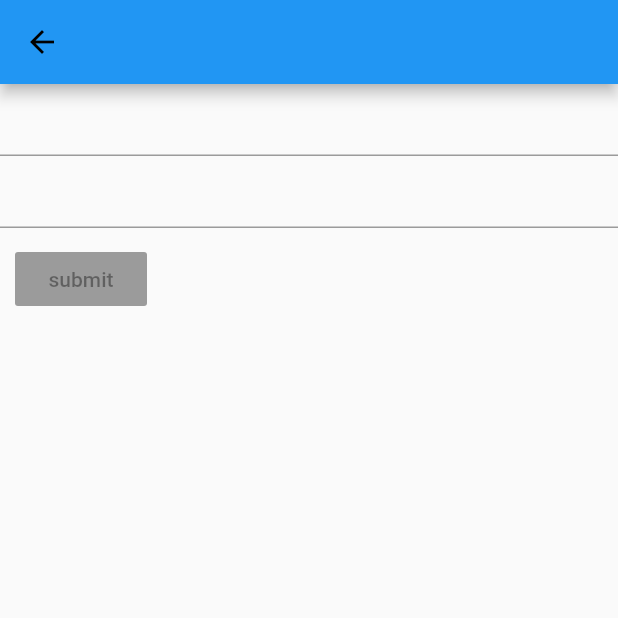
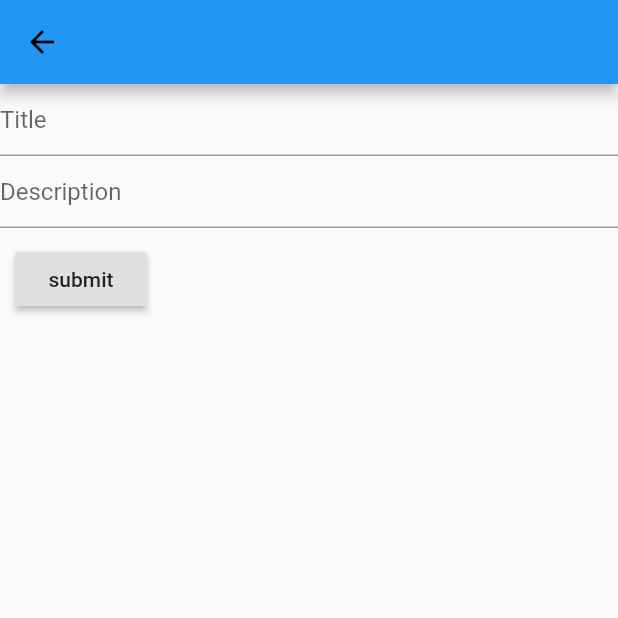
Before and after one commit to FleeToday/whatup, a Flutter app: the ActivityCreateScreen screen opened by its route, on a phone screen of 412 x 824 dp, the top half of it. Run offline on Flutter 3.47's test engine with Material 2 defaults, Android fonts, the phone set to English and light mode, and no system bars; our stand-ins replace cloud_firestore, google_maps_flutter; accounts and stored records are empty.

Commit message:
basic add activity

```diff
--- /dev/null
+++ b/lib/models/Activity.dart
@@ -0,0 +1,17 @@
+import 'package:cloud_firestore/cloud_firestore.dart';
+
+class Activity {
+  String title;
+  String description;
+  DocumentReference reference;
+
+  Activity() {}
+  Activity.fromMap(Map<String, dynamic> map, {this.reference})
+      : assert(map['title'] != null),
+        assert(map['description'] != null),
+        title = map['title'],
+        description = map['description'];
+
+  Activity.fromSnapshot(DocumentSnapshot snapshot)
+      : this.fromMap(snapshot.data, reference: snapshot.reference);
+}
--- a/lib/resources/FirestoreProvider.dart
+++ b/lib/resources/FirestoreProvider.dart
@@ -1,7 +1,14 @@
 import 'package:cloud_firestore/cloud_firestore.dart';
+import 'package:whatup/models/Activity.dart';
 
 class FirestoreProvider {
   Firestore _firestore = Firestore.instance;
+
+  Future<void> addActivity(Activity _activity) async {
+    return _firestore
+        .collection("activities")
+        .add({'title': _activity.title, 'description': _activity.description});
+  }
 
   Stream<QuerySnapshot> getActivities() {
     return _firestore.collection('activities').snapshots();
--- a/lib/resources/Repository.dart
+++ b/lib/resources/Repository.dart
@@ -1,10 +1,12 @@
 import 'package:cloud_firestore/cloud_firestore.dart';
 import 'package:flutter/material.dart';
+import 'package:whatup/models/Activity.dart';
 import 'package:whatup/resources/FirestoreProvider.dart';
 
 class Repository {
-  final _firestoreProvider = FirestoreProvider()
+  final _firestoreProvider = FirestoreProvider();
 
   Stream<QuerySnapshot> getActivities() => _firestoreProvider.getActivities();
-
+  Future<void> addActivity(Activity _activity) =>
+      _firestoreProvider.addActivity(_activity);
 }
--- a/lib/screens/ActivityCreateScreen/ActivityCreateScreen.dart
+++ b/lib/screens/ActivityCreateScreen/ActivityCreateScreen.dart
@@ -1,5 +1,7 @@
 import 'package:flutter/material.dart';
 import 'package:flutter/widgets.dart';
+import 'package:whatup/models/Activity.dart';
+import 'package:whatup/resources/Repository.dart';
 
 class ActivityCreateScreen extends StatefulWidget {
   @override
@@ -7,7 +9,15 @@ class ActivityCreateScreen extends StatefulWidget {
 }
 
 class _ActivityCreateScreenState extends State<ActivityCreateScreen> {
+  final _activity = Activity();
   final _formKey = GlobalKey<FormState>();
+  Repository _repository = Repository();
+
+  void _formSubmit() {
+    _formKey.currentState.save();
+    _repository.addActivity(_activity);
+    Navigator.of(context).pop();
+  }
 
   @override
   Widget build(BuildContext context) {
@@ -24,11 +34,26 @@ class _ActivityCreateScreenState extends State<ActivityCreateScreen> {
         child: Column(
           crossAxisAlignment: CrossAxisAlignment.start,
           children: <Widget>[
-            TextFormField(),
-            TextFormField(),
+            TextFormField(
+              decoration: InputDecoration(hintText: "Title"),
+              onSaved: (String val) {
+                setState(() {
+                  _activity.title = val;
+                });
+              },
+            ),
+            TextFormField(
+              decoration: InputDecoration(hintText: "Description"),
+              onSaved: (String val) {
+                setState(() {
+                  _activity.description = val;
+                });
+              },
+            ),
             Padding(
                 padding: const EdgeInsets.all(10),
                 child: RaisedButton(
+                  onPressed: _formSubmit,
                   child: Text("submit"),
                 ))
           ],
```
Also changed, not shown: lib/screens/HomeScreen/ActivitiesListViewWidget.dart (+1 -15 lines), 1 other file.
